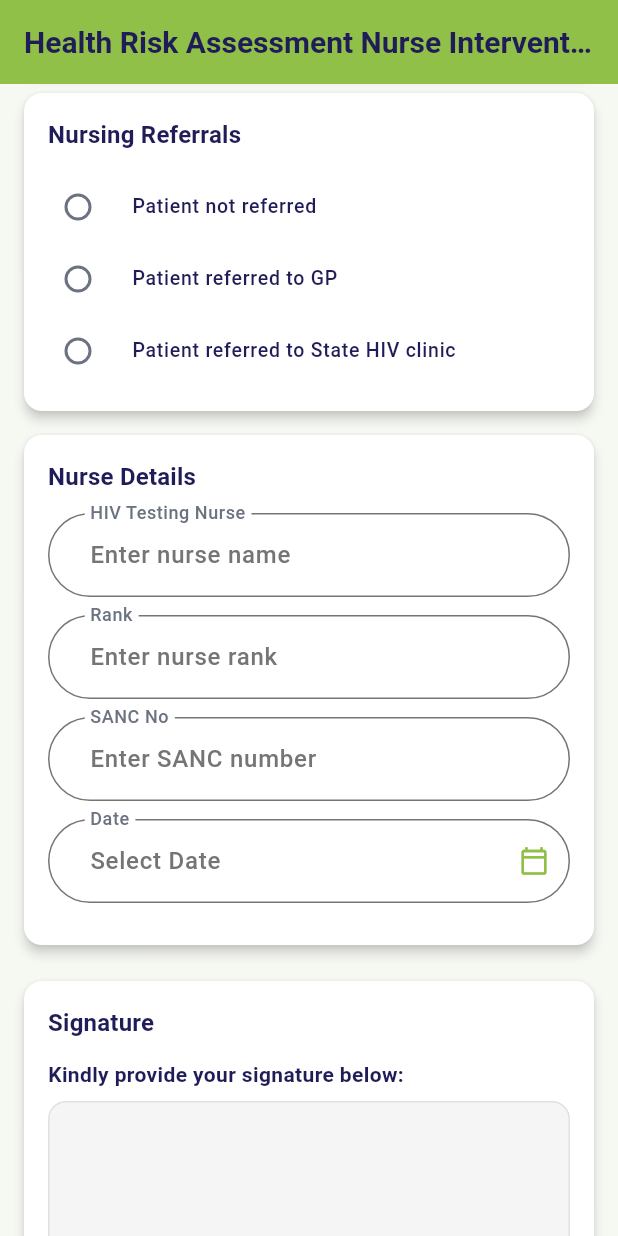
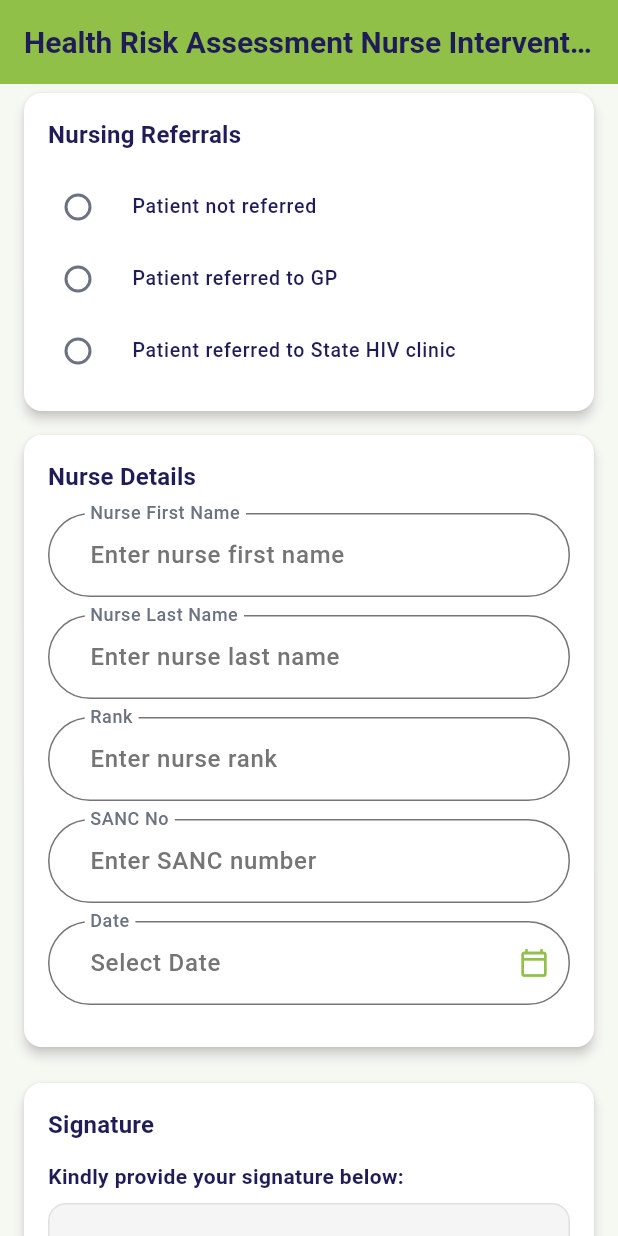
Before and after one commit to munashethedeveloper/kenwell_health_app, a Flutter app: the NurseInterventionScreen screen opened by its route, scrolled down 576 dp, on a phone screen of 412 x 824 dp. Run offline on Flutter 3.47's test engine with Material 3 defaults, Android fonts, the phone set to English and light mode, and no system bars; drawn by our look-alikes of signature; our stand-ins replace cloud_firestore, firebase_auth, flutter_spinbox, package_info_plus, shared_preferences, table_calendar; accounts and stored records are empty.

Commit message:
Refactor nurse name input to first and last name
Co-authored-by: munashethedeveloper <munashethedeveloper@gmail.com>

```diff
--- a/lib/ui/features/nurse_interventions/view_model/nurse_intervention_view_model.dart
+++ b/lib/ui/features/nurse_interventions/view_model/nurse_intervention_view_model.dart
@@ -69,8 +69,8 @@ class NurseInterventionViewModel extends ChangeNotifier {
   }
 
   // --- Nurse Details ---
-  final TextEditingController hivTestingNurseController =
-      TextEditingController();
+  final TextEditingController nurseFirstNameController = TextEditingController();
+  final TextEditingController nurseLastNameController = TextEditingController();
   final TextEditingController rankController = TextEditingController();
   final SignatureController signatureController = SignatureController(
     penStrokeWidth: 2,
@@ -102,7 +102,8 @@ class NurseInterventionViewModel extends ChangeNotifier {
             followUpOtherController.text.isNotEmpty) &&
         (nursingReferralSelection != NursingReferralOption.patientNotReferred ||
             notReferredReasonController.text.isNotEmpty) &&
-        hivTestingNurseController.text.isNotEmpty &&
+        nurseFirstNameController.text.isNotEmpty &&
+        nurseLastNameController.text.isNotEmpty &&
         rankController.text.isNotEmpty &&
         sancNumberController.text.isNotEmpty &&
         nurseDateController.text.isNotEmpty &&
@@ -123,7 +124,10 @@ class NurseInterventionViewModel extends ChangeNotifier {
       'committedToChange': committedToChange,
       'nursingReferralSelection': nursingReferralSelection?.name,
       'notReferredReason': notReferredReasonController.text,
-      'hivTestingNurse': hivTestingNurseController.text,
+      'hivTestingNurseFirstName': nurseFirstNameController.text,
+      'hivTestingNurseLastName': nurseLastNameController.text,
+      'hivTestingNurse':
+          '${nurseFirstNameController.text} ${nurseLastNameController.text}'.trim(),
       'rank': rankController.text,
       'signature': signatureBytes,
       'sancNumber': sancNumberController.text,
@@ -176,7 +180,8 @@ class NurseInterventionViewModel extends ChangeNotifier {
     followUpOtherController.dispose();
     followUpDateController.dispose();
     notReferredReasonController.dispose();
-    hivTestingNurseController.dispose();
+    nurseFirstNameController.dispose();
+    nurseLastNameController.dispose();
     rankController.dispose();
     signatureController.dispose();
     sancNumberController.dispose();
--- a/lib/ui/features/nurse_interventions/widgets/nurse_intervention_screen.dart
+++ b/lib/ui/features/nurse_interventions/widgets/nurse_intervention_screen.dart
@@ -138,13 +138,23 @@ class NurseInterventionScreen extends StatelessWidget {
           child: Column(
             children: [
               KenwellTextField(
-                label: 'HIV Testing Nurse',
-                hintText: 'Enter nurse name',
-                controller: viewModel.hivTestingNurseController,
+                label: 'Nurse First Name',
+                hintText: 'Enter nurse first name',
+                controller: viewModel.nurseFirstNameController,
                 inputFormatters:
                     AppTextInputFormatters.lettersOnly(allowHyphen: true),
                 validator: (val) => (val == null || val.isEmpty)
-                    ? 'Please enter HIV Testing Nurse'
+                    ? 'Please enter Nurse First Name'
+                    : null,
+              ),
+              KenwellTextField(
+                label: 'Nurse Last Name',
+                hintText: 'Enter nurse last name',
+                controller: viewModel.nurseLastNameController,
+                inputFormatters:
+                    AppTextInputFormatters.lettersOnly(allowHyphen: true),
+                validator: (val) => (val == null || val.isEmpty)
+                    ? 'Please enter Nurse Last Name'
                     : null,
               ),
               KenwellTextField(
```
